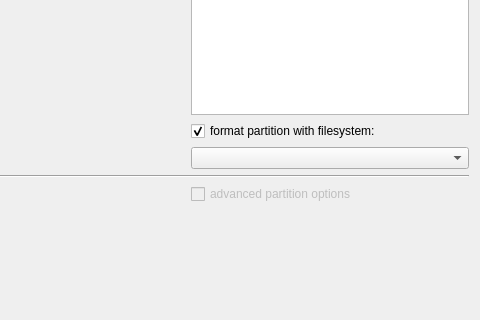
The window that wizard/rootpartition.ui (acritox/acritoxinstaller) describes before a commit, drawn with Qt 5; both pictures show x 104 to 584 and y 85 to 405 of the 584 by 405 pixel window.
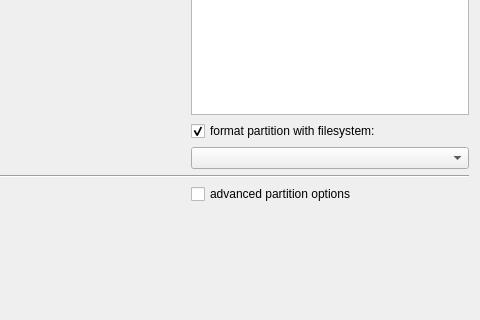
The same window after the commit.

What changed in the file:
```diff
--- a/wizard/rootpartition.ui
+++ b/wizard/rootpartition.ui
@@ -107,9 +107,6 @@
    </item>
    <item row="4" column="1">
     <widget class="QCheckBox" name="chkAdvanced">
-     <property name="enabled">
-      <bool>false</bool>
-     </property>
      <property name="text">
       <string>advanced partition options</string>
      </property>
```
